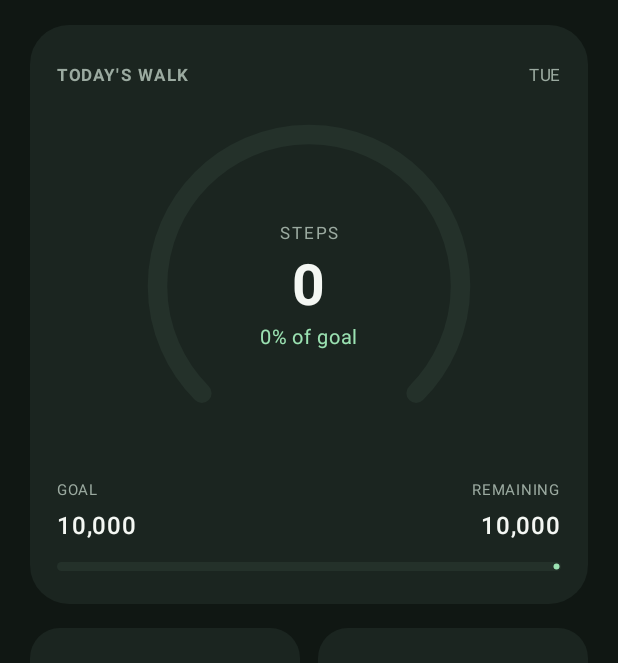
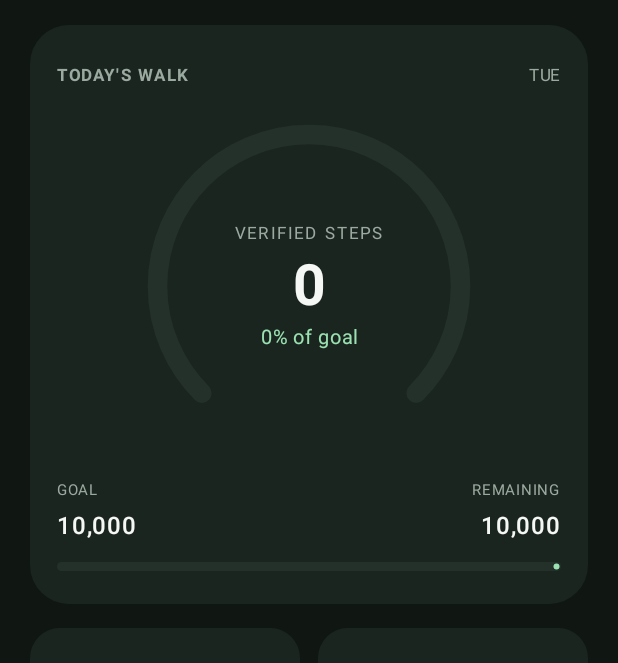
Before and after one commit to project-bharat/Chalate_Raho, an Android app built with Jetpack Compose: the screen it shows after launch (MainActivity), on a phone screen of 412 x 824 dp, the part 110-773 px from its top. Run offline under Robolectric (Android 15) with nearby library versions, the phone set to English and light mode, and no system bars.

Commit message:
Label walking-filtered step total clearly

```diff
--- a/app/src/main/java/com/projectbharat/chalateraho/MainActivity.kt
+++ b/app/src/main/java/com/projectbharat/chalateraho/MainActivity.kt
@@ -231,7 +231,7 @@ private fun StepHero(data: StepSnapshot) {
                         topLeft = Offset(stroke, stroke), size = Size(size.width - stroke * 2, size.height - stroke * 2))
                 }
                 Column(horizontalAlignment = Alignment.CenterHorizontally) {
-                    Text("STEPS", color = Muted, fontSize = 11.sp, letterSpacing = 1.5.sp)
+                    Text("VERIFIED STEPS", color = Muted, fontSize = 11.sp, letterSpacing = 1.5.sp)
                     Text(NumberFormat.getIntegerInstance().format(data.steps), color = White, fontSize = 38.sp, fontWeight = FontWeight.Bold)
                     Text("${(progress * 100).toInt()}% of goal", color = Mint, fontSize = 13.sp)
                 }
```
